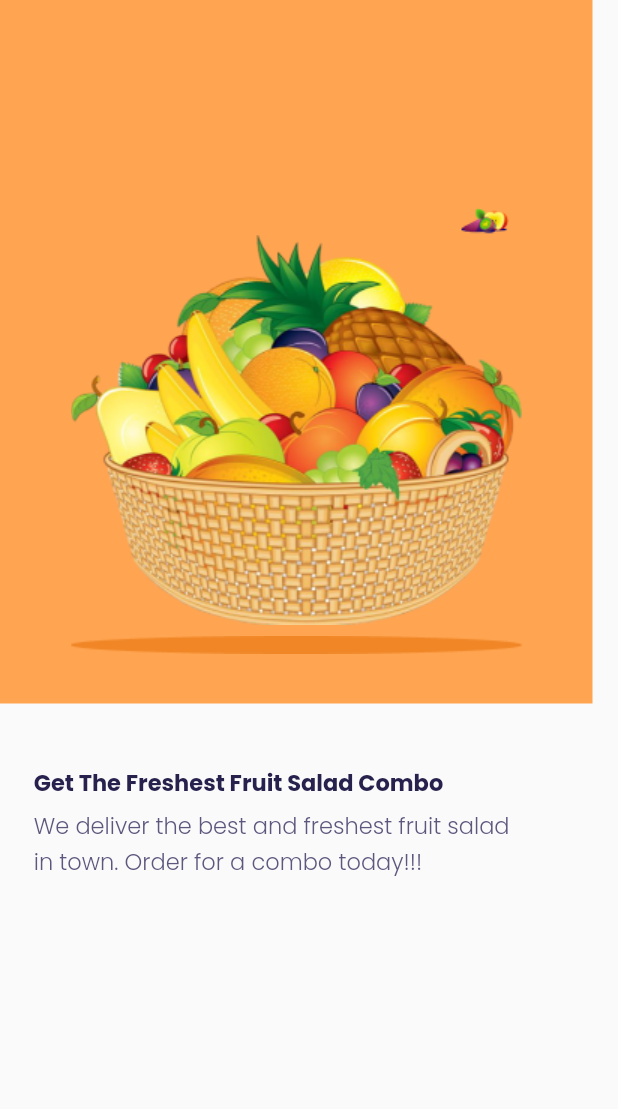
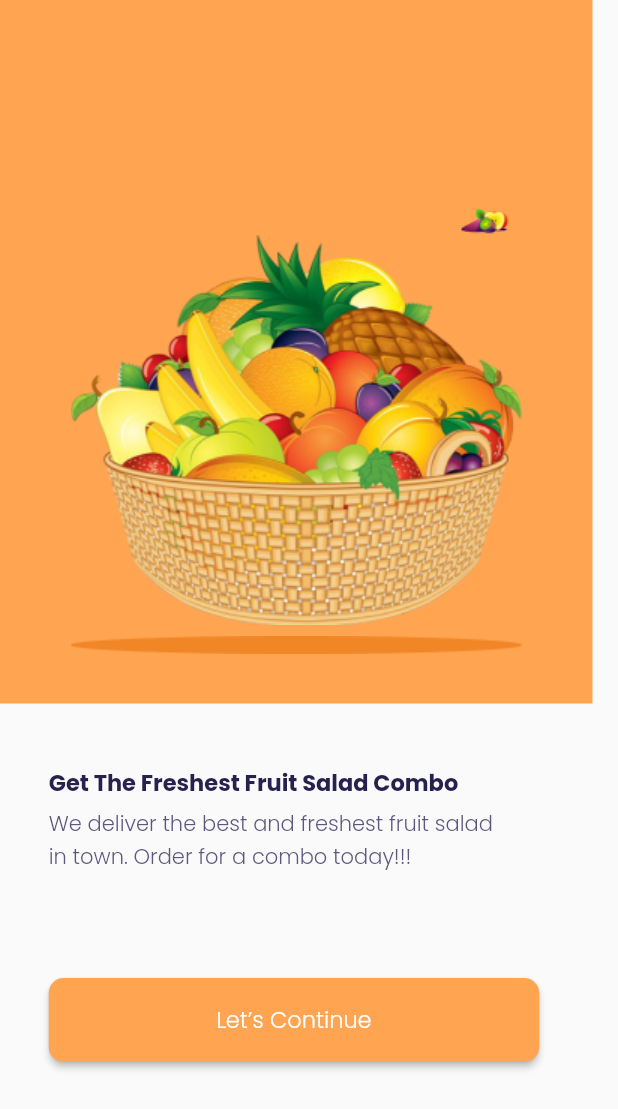
Before and after one commit to CristinaKulczynski/SecondFlutterCompassChallenge, a Flutter app: the screen it shows after launch, on a phone screen of 412 x 824 dp. Shown: the top 1109 px of the screen. Run offline on Flutter 3.47's test engine with Material 2 defaults, Android fonts, the phone set to English and light mode, and no system bars.

Commit message:
Botão acrescentado!

```diff
--- a/lib/screens/welcome_screen.dart
+++ b/lib/screens/welcome_screen.dart
@@ -1,8 +1,13 @@
 import 'package:flutter/material.dart';
 
-class WelcomeScreen extends StatelessWidget {
+class WelcomeScreen extends StatefulWidget {
   const WelcomeScreen({Key? key}) : super(key: key);
 
+  @override
+  State<WelcomeScreen> createState() => _WelcomeScreenState();
+}
+
+class _WelcomeScreenState extends State<WelcomeScreen> {
   @override
   Widget build(BuildContext context) {
     return Scaffold(
@@ -38,29 +43,56 @@ class WelcomeScreen extends StatelessWidget {
             height: 41,
           ),
           SizedBox(
-            width: 350, // Largura
+            width: 330, // Largura
             child: Column(
               crossAxisAlignment: CrossAxisAlignment.start,
-              children:const[
-                Text(
+              children: [
+                const Text(
                   'Get The Freshest Fruit Salad Combo',
                   style: TextStyle(
                     fontSize: 15,
                     fontFamily: 'Poppins',
                     fontWeight: FontWeight.bold,
                     color: Color.fromRGBO(39, 33, 77, 1),
-                        ),
+                  ),
                 ),
-                SizedBox(
+                const SizedBox(
                   height: 5,
                 ),
-                Text(
+                const Text(
                   'We deliver the best and freshest fruit salad \nin town. Order for a combo today!!!',
                   style: TextStyle(
-                    fontSize: 15,
+                    fontSize: 14,
                     height: 1.6,
                     fontFamily: 'Poppins',
                     color: Color.fromRGBO(93, 87, 126, 1),
+                  ),
+                ),
+                const SizedBox(
+                  height: 70,
+                ),
+                ElevatedButton(
+                  onPressed: () {},
+                  style: ButtonStyle(
+                    backgroundColor: MaterialStateProperty.all(
+                      const Color.fromRGBO(255, 164, 81, 1),
+                    ),
+                    fixedSize: MaterialStateProperty.all(
+                      const Size(327, 56),
+                    ),
+                    shape: MaterialStateProperty.all(
+                      RoundedRectangleBorder(
+                        borderRadius: BorderRadius.circular(10),
+                      ),
+                    ),
+                  ),
+                  child: const Text(
+                    'Let’s Continue',
+                    style: TextStyle(
+                      fontSize: 15,
+                      fontFamily: 'Poppins',
+                      color: Colors.white,
+                    ),
                   ),
                 ),
               ],
```
